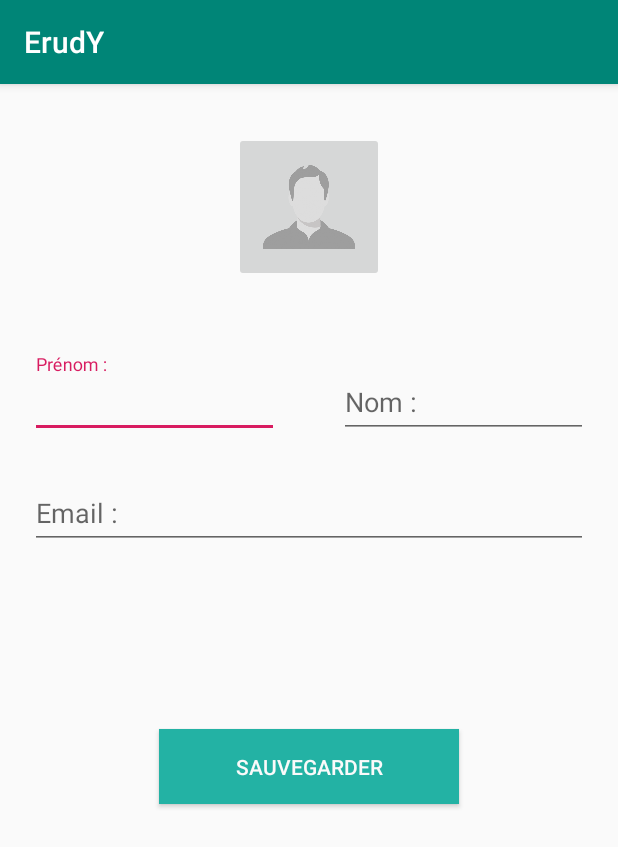
After one commit to NoeColin/ErudY, an Android app: the EditProfileActivity screen opened directly, with no data from a screen before it, on a phone screen of 412 x 824 dp. The commit adds this screen. Shown: the top 847 px of the screen. Run offline under Robolectric (Android 15) with nearby library versions, the phone set to English and light mode, and no system bars; our stand-ins replace Dagger/Hilt's generated code; libraries missing offline, so code that uses them is left out: com.parse; 2 statements that could not run were skipped.

Commit message:
WIP edit profile

```diff
--- a/app/src/main/AndroidManifest.xml
+++ b/app/src/main/AndroidManifest.xml
@@ -12,10 +12,11 @@
         android:roundIcon="@mipmap/ic_launcher_round"
         android:supportsRtl="true"
         android:theme="@style/AppTheme">
+        <activity android:name=".presentation.ui.activity.ui.EditProfileActivity"></activity>
         <activity
             android:name=".presentation.ui.activity.ContainerActivity"
             android:label="@string/title_activity_container"
-            android:theme="@style/AppTheme.NoActionBar"></activity>
+            android:theme="@style/AppTheme.NoActionBar" />
         <activity android:name=".presentation.ui.activity.ChatActivity" />
         <activity android:name=".presentation.ui.activity.LoginActivity">
             <intent-filter>
@@ -24,7 +25,7 @@
                 <category android:name="android.intent.category.LAUNCHER" />
             </intent-filter>
         </activity>
-        <activity android:name=".presentation.ui.activity.MainActivity"/>
+        <activity android:name=".presentation.ui.activity.MainActivity" />
     </application>
 
 </manifest>
--- a/app/src/main/java/com/example/erudy/di/ActivityModule.kt
+++ b/app/src/main/java/com/example/erudy/di/ActivityModule.kt
@@ -4,6 +4,7 @@ import com.example.erudy.presentation.ui.activity.LoginActivity
 import com.example.erudy.presentation.ui.fragments.LoginFragment
 import com.example.erudy.presentation.ui.fragments.ProfileFragment
 import com.example.erudy.presentation.ui.fragments.RegisterFragment
+import com.example.erudy.presentation.ui.fragments.EditProfileFragment
 import dagger.Module
 import dagger.android.ContributesAndroidInjector
 
@@ -21,4 +22,7 @@ abstract class ActivityModule {
 
     @ContributesAndroidInjector
     internal abstract fun contributeProfileFragment(): ProfileFragment
+
+    @ContributesAndroidInjector
+    internal abstract fun contributeEditProfileFragment(): EditProfileFragment
 }
--- /dev/null
+++ b/app/src/main/java/com/example/erudy/presentation/presenter/presenter/EditProfileFragmentPresenter.kt
@@ -0,0 +1,26 @@
+package com.example.erudy.presentation.presenter.presenter
+
+import com.example.erudy.base.BasePresenter
+import com.example.erudy.data.entity.ErudyUser
+import com.example.erudy.presentation.presenter.view.EditProfileView
+import com.parse.ParseException
+import com.parse.ParseUser
+import javax.inject.Inject
+
+class EditProfileFragmentPresenter
+    @Inject
+    constructor() : BasePresenter<EditProfileView>() {
+    fun loadProfile() {
+        var currentUser = ParseUser.getCurrentUser() as ErudyUser
+        currentUser.fetchInBackground { user: ErudyUser?, exception: ParseException? ->
+            view.hideLoader()
+            user?.let {
+                view.displayProfile(it.lastName.toString(), it.firstName.toString(), it.email.toString(), it.profileImage!!.url)
+            }
+            exception?.let {
+                view.showError(it.localizedMessage.toString())
+            }
+        }
+    }
+
+}
--- /dev/null
+++ b/app/src/main/java/com/example/erudy/presentation/presenter/view/EditProfileView.kt
@@ -0,0 +1,10 @@
+package com.example.erudy.presentation.presenter.view
+
+import com.example.erudy.base.BaseView
+
+interface EditProfileView: BaseView {
+    fun displayLoader()
+    fun hideLoader()
+    fun displayProfile(lastname : String, firstName: String, email : String, image : String)
+    fun showError(errorMessage: String)
+}
--- a/app/src/main/java/com/example/erudy/presentation/ui/activity/ContainerActivity.kt
+++ b/app/src/main/java/com/example/erudy/presentation/ui/activity/ContainerActivity.kt
@@ -1,8 +1,7 @@
 package com.example.erudy.presentation.ui.activity
 
+import android.content.Intent
 import android.os.Bundle
-import com.google.android.material.floatingactionbutton.FloatingActionButton
-import com.google.android.material.snackbar.Snackbar
 import androidx.navigation.findNavController
 import androidx.navigation.ui.AppBarConfiguration
 import androidx.navigation.ui.navigateUp
@@ -14,6 +13,7 @@ import androidx.appcompat.app.AppCompatActivity
 import androidx.appcompat.widget.Toolbar
 import android.view.Menu
 import com.example.erudy.R
+import com.example.erudy.presentation.ui.activity.ui.EditProfileActivity
 
 class ContainerActivity : AppCompatActivity() {
 
@@ -50,4 +50,9 @@ class ContainerActivity : AppCompatActivity() {
         val navController = findNavController(R.id.nav_host_fragment)
         return navController.navigateUp(appBarConfiguration) || super.onSupportNavigateUp()
     }
+
+    fun goToEditProfile() {
+        val intent = Intent(this, EditProfileActivity::class.java)
+        startActivity(intent)
 }
+}
--- /dev/null
+++ b/app/src/main/java/com/example/erudy/presentation/ui/activity/ui/EditProfileActivity.kt
@@ -0,0 +1,25 @@
+package com.example.erudy.presentation.ui.activity.ui
+
+import androidx.appcompat.app.AppCompatActivity
+import android.os.Bundle
+import com.example.erudy.R
+import com.example.erudy.presentation.ui.fragments.EditProfileFragment
+import com.example.erudy.presentation.ui.fragments.LoginFragment
+
+class EditProfileActivity : AppCompatActivity() {
+
+    override fun onCreate(savedInstanceState: Bundle?) {
+        super.onCreate(savedInstanceState)
+        setContentView(R.layout.activity_container)
+        if (savedInstanceState == null) {
+            supportFragmentManager
+                .beginTransaction()
+                .replace(R.id.activityContainer, EditProfileFragment())
+                .commit()
+        }
+    }
+
+    fun saveProfile(){
+
+    }
+}
--- /dev/null
+++ b/app/src/main/java/com/example/erudy/presentation/ui/fragments/EditProfileFragment.kt
@@ -0,0 +1,109 @@
+package com.example.erudy.presentation.ui.fragments
+
+import android.content.Context
+import android.os.Bundle
+import android.view.View
+import android.widget.Toast
+import com.bumptech.glide.Glide
+
+import com.example.erudy.R
+import com.example.erudy.base.BaseFragment
+import com.example.erudy.presentation.presenter.presenter.EditProfileFragmentPresenter
+import com.example.erudy.presentation.presenter.view.EditProfileView
+import com.example.erudy.presentation.ui.activity.ContainerActivity
+import com.example.erudy.presentation.ui.activity.ui.EditProfileActivity
+import dagger.android.support.AndroidSupportInjection
+import kotlinx.android.synthetic.main.fragment_edit_profile.*
+import kotlinx.android.synthetic.main.fragment_login.*
+import kotlinx.android.synthetic.main.fragment_profile.*
+import javax.inject.Inject
+
+private const val ARG_PARAM1 = "param1"
+private const val ARG_PARAM2 = "param2"
+
+
+class EditProfileFragment : BaseFragment<EditProfileFragmentPresenter>(), EditProfileView {
+    @Inject
+    override lateinit var presenter: EditProfileFragmentPresenter
+
+    private var param1: String? = null
+    private var param2: String? = null
+
+    override val layoutId: Int = R.layout.fragment_edit_profile
+
+    override fun onCreate(savedInstanceState: Bundle?) {
+        super.onCreate(savedInstanceState)
+        arguments?.let {
+            param1 = it.getString(ARG_PARAM1)
+            param2 = it.getString(ARG_PARAM2)
+        }
+    }
+
+    // private var listener: OnFragmentInteractionListener? = null
+    override fun displayLoader() {
+        loader.visibility = View.VISIBLE
+    }
+
+    override fun hideLoader() {
+        loader.visibility = View.GONE
+    }
+
+    override fun displayProfile(lastname: String, firstName: String, email: String, image: String) {
+        input_last_name.text = lastname
+        input_first_name.text = firstName
+        input_email.text = email
+        Glide.with(context!!).load(image).into(profileImage)
+    }
+
+    override fun showError(errorMessage: String) {
+        Toast.makeText(context, errorMessage, Toast.LENGTH_LONG).show()
+    }
+
+    override fun onAttach(context: Context) {
+        AndroidSupportInjection.inject(this)
+        super.onAttach(context)
+    }
+
+    override fun onDetach() {
+        super.onDetach()
+       // listener = null
+    }
+
+    override fun onActivityCreated(savedInstanceState: Bundle?) {
+        super.onActivityCreated(savedInstanceState)
+        presenter.attach(this)
+    }
+
+    override fun onViewCreated(view: View, savedInstanceState: Bundle?) {
+        super.onViewCreated(view, savedInstanceState)
+
+        presenter.loadProfile()
+
+        save_button.setOnClickListener {
+            (activity as EditProfileActivity).saveProfile()
+        }
+    }
+
+
+
+    companion object {
+        /**
+         * Use this factory method to create a new instance of
+         * this fragment using the provided parameters.
+         *
+         * @param param1 Parameter 1.
+         * @param param2 Parameter 2.
+         * @return A new instance of fragment editProfileFragment.
+         */
+        // TODO: Rename and change types and number of parameters
+        @JvmStatic
+        fun newInstance(param1: String, param2: String) =
+            EditProfileFragment().apply {
+                arguments = Bundle().apply {
+                    putString(ARG_PARAM1, param1)
+                    putString(ARG_PARAM2, param2)
+                }
+            }
+    }
+
+}
--- a/app/src/main/java/com/example/erudy/presentation/ui/fragments/ProfileFragment.kt
+++ b/app/src/main/java/com/example/erudy/presentation/ui/fragments/ProfileFragment.kt
@@ -1,13 +1,8 @@
 package com.example.erudy.presentation.ui.fragments
 
 import android.content.Context
-import android.net.Uri
 import android.os.Bundle
-import androidx.fragment.app.Fragment
-import android.view.LayoutInflater
 import android.view.View
-import android.view.ViewGroup
-import android.widget.TextView
 import android.widget.Toast
 import com.bumptech.glide.Glide
 
@@ -15,7 +10,7 @@ import com.example.erudy.R
 import com.example.erudy.base.BaseFragment
 import com.example.erudy.presentation.presenter.presenter.ProfileFragmentPresenter
 import com.example.erudy.presentation.presenter.view.ProfileView
-import com.example.erudy.presentation.ui.activity.LoginActivity
+import com.example.erudy.presentation.ui.activity.ContainerActivity
 import dagger.android.support.AndroidSupportInjection
 import kotlinx.android.synthetic.main.fragment_login.loader
 import kotlinx.android.synthetic.main.fragment_profile.*
@@ -43,8 +38,8 @@ class ProfileFragment() :BaseFragment<ProfileFragmentPresenter>(), ProfileView {
     }
 
     override fun displayProfile(lastname: String, firstName: String, email: String, image: String) {
+        nameField.text = lastname
         firstnameField.text = firstName
-        nameField.text = lastname
         emailField.text = email
         Glide.with(context!!).load(image).into(profileImage)
     }
@@ -63,10 +58,10 @@ class ProfileFragment() :BaseFragment<ProfileFragmentPresenter>(), ProfileView {
     override fun onViewCreated(view: View, savedInstanceState: Bundle?) {
         super.onViewCreated(view, savedInstanceState)
 
-            presenter.loadProfile()
+        presenter.loadProfile()
 
         editButton.setOnClickListener {
-            (activity as LoginActivity).goToRegister()
+            (activity as ContainerActivity).goToEditProfile()
         }
     }
 
--- a/app/src/main/java/com/example/erudy/presentation/ui/fragments/RegisterFragment.kt
+++ b/app/src/main/java/com/example/erudy/presentation/ui/fragments/RegisterFragment.kt
@@ -2,23 +2,19 @@ package com.example.erudy.presentation.ui.fragments
 
 import android.content.Context
 import android.content.Intent
-import android.graphics.Bitmap
 import android.graphics.drawable.BitmapDrawable
 import android.os.Bundle
 import android.view.View
 import android.widget.Toast
-import androidx.core.graphics.drawable.toBitmap
 import com.example.erudy.R
 import com.example.erudy.base.BaseFragment
 import com.example.erudy.presentation.presenter.presenter.RegisterFragmentPresenter
 import com.example.erudy.presentation.presenter.view.RegisterView
 import com.example.erudy.presentation.ui.activity.LoginActivity
 import com.example.erudy.presentation.ui.activity.MainActivity
-import com.example.erudy.utils.isValidEmail
 import dagger.android.support.AndroidSupportInjection
 import kotlinx.android.synthetic.main.fragment_login.loader
 import kotlinx.android.synthetic.main.fragment_register.*
-import java.io.ByteArrayOutputStream
 import javax.inject.Inject
 
 class RegisterFragment : BaseFragment<RegisterFragmentPresenter>(), RegisterView {
@@ -54,7 +50,7 @@ class RegisterFragment : BaseFragment<RegisterFragmentPresenter>(), RegisterView
         login.setOnClickListener {
             (activity as LoginActivity).goToLogin()
         }
-        register_button.setOnClickListener {
+        save_button.setOnClickListener {
             signup()
         }
     }
--- /dev/null
+++ b/app/src/main/res/layout/fragment_edit_profile.xml
@@ -0,0 +1,135 @@
+<?xml version="1.0" encoding="utf-8"?>
+<FrameLayout xmlns:android="http://schemas.android.com/apk/res/android"
+    xmlns:tools="http://schemas.android.com/tools"
+    android:layout_width="match_parent"
+    android:layout_height="match_parent"
+    xmlns:app="http://schemas.android.com/apk/res-auto"
+    tools:context=".presentation.ui.fragments.EditProfileFragment">
+
+
+    <androidx.constraintlayout.widget.ConstraintLayout
+        android:layout_width="match_parent"
+        android:layout_height="match_parent">
+
+        <androidx.constraintlayout.widget.Guideline
+            android:id="@+id/guideline"
+            android:layout_width="wrap_content"
+            android:layout_height="wrap_content"
+            android:orientation="vertical"
+            app:layout_constraintGuide_percent="0.5" />
+
+        <ImageButton
+            android:id="@+id/profile_image"
+            android:layout_width="100dp"
+            android:layout_height="100dp"
+            android:layout_marginTop="32dp"
+            android:scaleType="fitCenter"
+            android:src="@drawable/default_profile"
+            app:layout_constraintEnd_toEndOf="parent"
+            app:layout_constraintStart_toStartOf="parent"
+            app:layout_constraintTop_toTopOf="parent"
+            tools:src="@drawable/default_profile" />
+
+        <com.google.android.material.textfield.TextInputLayout
+            android:layout_width="0dp"
+            android:layout_height="wrap_content"
+            android:id="@+id/input_first_name"
+            app:layout_constraintTop_toBottomOf="@+id/profile_image"
+            app:layout_constraintEnd_toStartOf="@+id/guideline"
+            app:layout_constraintStart_toStartOf="parent"
+            android:layout_marginTop="48dp"
+            android:layout_marginStart="12dp"
+            android:layout_marginEnd="12dp"
+            android:background="@color/colorWhite">
+            <com.google.android.material.textfield.TextInputEditText
+                android:id="@+id/edit_first_name"
+                android:layout_width="match_parent"
+                android:layout_height="wrap_content"
+                android:layout_marginStart="8dp"
+                android:layout_marginEnd="8dp"
+                android:ems="10"
+                android:hint="@string/text_firstname"
+                android:inputType="textCapSentences"
+                app:layout_constraintEnd_toEndOf="parent"
+                app:layout_constraintStart_toStartOf="parent"/>
+        </com.google.android.material.textfield.TextInputLayout>
+
+        <com.google.android.material.textfield.TextInputLayout
+            android:layout_width="0dp"
+            android:layout_height="wrap_content"
+            android:id="@+id/input_last_name"
+            app:layout_constraintTop_toBottomOf="@+id/profile_image"
+            app:layout_constraintStart_toEndOf="@+id/guideline"
+            app:layout_constraintEnd_toEndOf="parent"
+            android:layout_marginTop="48dp"
+            android:layout_marginStart="12dp"
+            android:layout_marginEnd="12dp"
+            android:background="@color/colorWhite">
+            <com.google.android.material.textfield.TextInputEditText
+                android:id="@+id/edit_last_name"
+                android:layout_width="match_parent"
+                android:layout_height="wrap_content"
+                android:layout_marginStart="8dp"
+                android:layout_marginEnd="8dp"
+                android:ems="10"
+                android:hint="@string/text_lastname"
+                android:inputType="textCapSentences"
+                app:layout_constraintEnd_toEndOf="parent"
+                app:layout_constraintStart_toStartOf="parent"/>
+        </com.google.android.material.textfield.TextInputLayout>
+
+        <com.google.android.material.textfield.TextInputLayout
+            android:layout_width="0dp"
+            android:layout_height="wrap_content"
+            android:id="@+id/input_email"
+            app:layout_constraintTop_toBottomOf="@+id/input_first_name"
+            app:layout_constraintStart_toStartOf="parent"
+            app:layout_constraintEnd_toEndOf="parent"
+            android:layout_marginTop="18dp"
+            android:layout_marginStart="12dp"
+            android:layout_marginEnd="12dp"
+            android:background="@color/colorWhite">
+            <com.google.android.material.textfield.TextInputEditText
+                android:id="@+id/edit_email"
+                android:layout_width="match_parent"
+                android:layout_height="wrap_content"
+                android:layout_marginStart="8dp"
+                android:layout_marginEnd="8dp"
+                android:ems="10"
+                android:hint="@string/text_email"
+                android:inputType="textEmailAddress"
+                app:layout_constraintEnd_toEndOf="parent"
+                app:layout_constraintStart_toStartOf="parent"/>
+        </com.google.android.material.textfield.TextInputLayout>
+
+
+        <Button
+            android:id="@+id/save_button"
+            android:layout_width="200dp"
+            android:layout_height="50dp"
+            android:layout_marginTop="120dp"
+            android:layout_marginBottom="20dp"
+            android:background="@color/colorYnovGreen"
+            android:text="@string/save_profile"
+            android:textColor="@color/colorWhite"
+            app:layout_constraintBottom_toTopOf="@+id/already_register"
+            app:layout_constraintEnd_toEndOf="parent"
+            app:layout_constraintStart_toStartOf="parent"
+            app:layout_constraintTop_toBottomOf="@+id/input_email" />
+
+        <ProgressBar
+            android:id="@+id/loader"
+            style="?android:attr/progressBarStyle"
+            android:layout_width="wrap_content"
+            android:layout_height="wrap_content"
+            android:visibility="gone"
+            app:layout_constraintBottom_toBottomOf="parent"
+            app:layout_constraintEnd_toEndOf="parent"
+            app:layout_constraintStart_toStartOf="parent"
+            app:layout_constraintTop_toTopOf="parent"
+            tools:visibility="visible" />
+
+
+    </androidx.constraintlayout.widget.ConstraintLayout>
+
+</FrameLayout>
--- a/app/src/main/res/layout/fragment_profile.xml
+++ b/app/src/main/res/layout/fragment_profile.xml
@@ -12,23 +12,23 @@
         android:layout_height="match_parent">
 
         <TextView
-            android:id="@+id/firstnameField"
+            android:id="@+id/nameField"
             android:layout_width="wrap_content"
             android:layout_height="wrap_content"
             android:layout_marginTop="15dp"
-            android:text="Jacob "
-            app:layout_constraintStart_toStartOf="@+id/firstnameLabel"
-            app:layout_constraintTop_toBottomOf="@+id/firstnameLabel" />
+            android:text="Gandalf"
+            app:layout_constraintStart_toStartOf="@+id/nameLabel"
+            app:layout_constraintTop_toBottomOf="@+id/nameLabel" />
 
         <TextView
-            android:id="@+id/firstnameLabel"
+            android:id="@+id/nameLabel"
             android:layout_width="wrap_content"
             android:layout_height="wrap_content"
             android:layout_marginTop="48dp"
             android:text="@string/text_lastname"
             android:textStyle="bold"
             app:layout_constraintEnd_toEndOf="parent"
-            app:layout_constraintStart_toEndOf="@+id/nameLabel"
+            app:layout_constraintStart_toEndOf="@+id/firstnameLabel"
             app:layout_constraintTop_toBottomOf="@+id/profileImage" />
 
         <ImageView
@@ -42,13 +42,13 @@
             app:layout_constraintTop_toTopOf="parent" />
 
         <TextView
-            android:id="@+id/nameLabel"
+            android:id="@+id/firstnameLabel"
             android:layout_width="wrap_content"
             android:layout_height="wrap_content"
             android:layout_marginTop="48dp"
             android:text="@string/text_firstname"
             android:textStyle="bold"
-            app:layout_constraintEnd_toStartOf="@+id/firstnameLabel"
+            app:layout_constraintEnd_toStartOf="@+id/nameLabel"
             app:layout_constraintStart_toStartOf="parent"
             app:layout_constraintTop_toBottomOf="@+id/profileImage" />
 
@@ -59,24 +59,24 @@
             android:layout_marginTop="30dp"
             android:text="@string/text_email"
             android:textStyle="bold"
-            app:layout_constraintStart_toStartOf="@+id/nameLabel"
-            app:layout_constraintTop_toBottomOf="@+id/nameField" />
+            app:layout_constraintStart_toStartOf="@+id/firstnameLabel"
+            app:layout_constraintTop_toBottomOf="@+id/firstnameField" />
 
         <TextView
-            android:id="@+id/nameField"
+            android:id="@+id/firstnameField"
             android:layout_width="wrap_content"
             android:layout_height="wrap_content"
             android:layout_marginTop="15dp"
-            android:text="Jean Sebastien Pierre "
-            app:layout_constraintStart_toStartOf="@+id/nameLabel"
-            app:layout_constraintTop_toBottomOf="@+id/nameLabel" />
+            android:text="Le Gris"
+            app:layout_constraintStart_toStartOf="@+id/firstnameLabel"
+            app:layout_constraintTop_toBottomOf="@+id/firstnameLabel" />
 
         <TextView
             android:id="@+id/emailField"
             android:layout_width="wrap_content"
             android:layout_height="wrap_content"
             android:layout_marginTop="15dp"
-            android:text="blabla.yoloswag@ynov.com"
+            android:text="gandalf.legris@magicien.com"
             app:layout_constraintStart_toStartOf="@+id/emailLabel"
             app:layout_constraintTop_toBottomOf="@+id/emailLabel" />
 
--- a/app/src/main/res/layout/fragment_register.xml
+++ b/app/src/main/res/layout/fragment_register.xml
@@ -146,7 +146,7 @@
     </com.google.android.material.textfield.TextInputLayout>
 
     <Button
-        android:id="@+id/register_button"
+        android:id="@+id/save_button"
         android:layout_width="200dp"
         android:layout_height="50dp"
         android:layout_marginBottom="20dp"
--- a/app/src/main/res/values/strings.xml
+++ b/app/src/main/res/values/strings.xml
@@ -49,6 +49,8 @@
     <string name="menu_share">Share</string>
     <string name="menu_send">Send</string>
 
+    <string name="save_profile">Sauvegarder</string>
+
     <!-- TODO: Remove or change this placeholder text -->
     <string name="hello_blank_fragment">Hello blank fragment</string>
 
```
